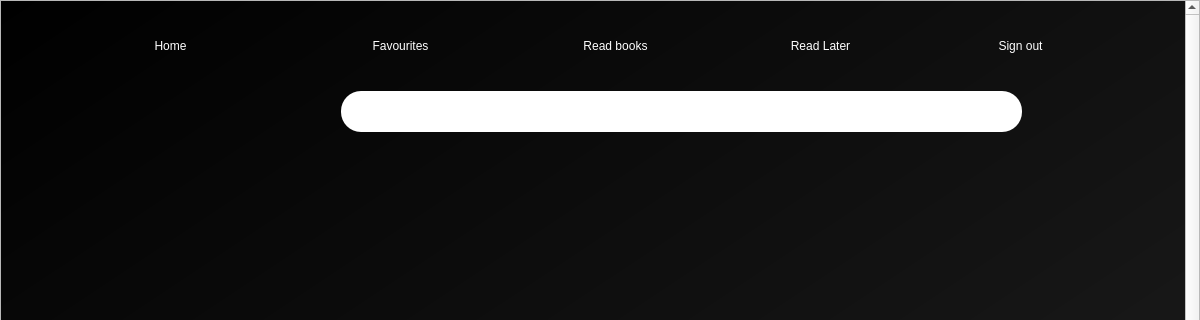
Old version of the form assets/ui/search-screen.ui in the repository KinKE7/SQL-Project-22; both pictures show x 0 to 1200 and y 0 to 320 of the 1200 by 800 pixel window.
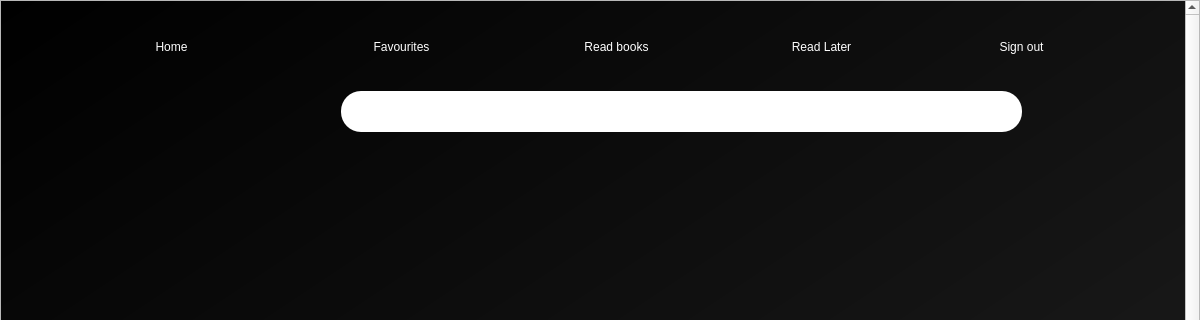
New version of the form. Icons and pictures are not drawn.

Patch:
```diff
--- a/assets/ui/search-screen.ui
+++ b/assets/ui/search-screen.ui
@@ -144,15 +144,12 @@
        <bool>true</bool>
       </property>
      </widget>
-    </widget>
-   </widget>
-  </widget>
-  <widget class="QPushButton" name="menu_read_list">
+     <widget class="QPushButton" name="menu_home">
    <property name="geometry">
     <rect>
-     <x>770</x>
+        <x>140</x>
      <y>30</y>
-     <width>101</width>
+        <width>61</width>
      <height>31</height>
     </rect>
    </property>
@@ -166,7 +163,7 @@
 color: rgb(255, 255, 255);</string>
    </property>
    <property name="text">
-    <string>Read Later</string>
+       <string>Home</string>
    </property>
   </widget>
   <widget class="QPushButton" name="menu_sign_out">
@@ -213,28 +210,6 @@
     <string>Favourites</string>
    </property>
   </widget>
-  <widget class="QPushButton" name="menu_home">
-   <property name="geometry">
-    <rect>
-     <x>140</x>
-     <y>30</y>
-     <width>61</width>
-     <height>31</height>
-    </rect>
-   </property>
-   <property name="cursor">
-    <cursorShape>PointingHandCursor</cursorShape>
-   </property>
-   <property name="styleSheet">
-    <string notr="true">border-radius: 20px;
-background-color: rgba(238, 2, 73, 0);
-font: 12pt &quot;MS Shell Dlg 2&quot;;
-color: rgb(255, 255, 255);</string>
-   </property>
-   <property name="text">
-    <string>Home</string>
-   </property>
-  </widget>
   <widget class="QPushButton" name="menu_my_read">
    <property name="geometry">
     <rect>
@@ -256,6 +231,31 @@
    <property name="text">
     <string>Read books</string>
    </property>
+     </widget>
+     <widget class="QPushButton" name="menu_read_list">
+      <property name="geometry">
+       <rect>
+        <x>770</x>
+        <y>30</y>
+        <width>101</width>
+        <height>31</height>
+       </rect>
+      </property>
+      <property name="cursor">
+       <cursorShape>PointingHandCursor</cursorShape>
+      </property>
+      <property name="styleSheet">
+       <string notr="true">border-radius: 20px;
+background-color: rgba(238, 2, 73, 0);
+font: 12pt &quot;MS Shell Dlg 2&quot;;
+color: rgb(255, 255, 255);</string>
+      </property>
+      <property name="text">
+       <string>Read Later</string>
+      </property>
+     </widget>
+    </widget>
+   </widget>
   </widget>
  </widget>
  <resources/>
```
Lines whose indentation alone changed are shown as unchanged.
